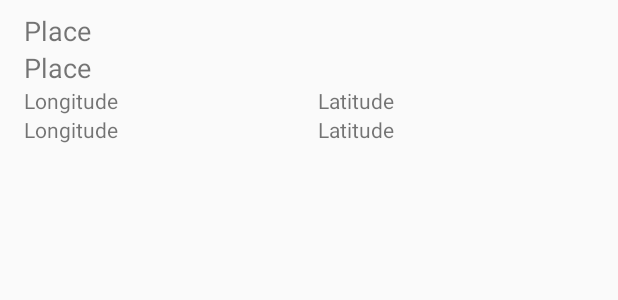
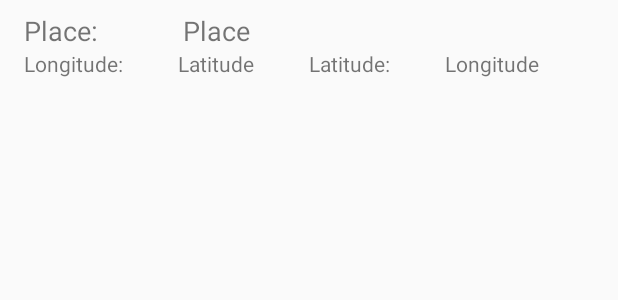
Before and after one commit to kacsagit/eDrive, an Android app: the layout item_recyclerview.xml on its own in the app's theme, with its tools: preview values and no code run, on a phone screen of 412 x 824 dp. Shown: the top 300 px of the screen. Run offline under Robolectric (Android 15) with nearby library versions, the phone set to English and light mode, and no system bars.

```diff
--- a/app/src/main/res/layout/item_recyclerview.xml
+++ b/app/src/main/res/layout/item_recyclerview.xml
@@ -9,20 +9,26 @@
     android:paddingRight="16dip"
     android:paddingTop="8dip">
 
-
+    <LinearLayout
+        android:layout_width="match_parent"
+        android:layout_height="wrap_content"
+        android:orientation="horizontal">
     <TextView
         android:id="@+id/Place"
-        android:layout_width="match_parent"
-        android:layout_height="match_parent"
+        android:layout_width="wrap_content"
+        android:layout_height="wrap_content"
         android:textSize="18sp"
-        tools:text="Place" />
+        android:layout_weight="0.2"
+        tools:text="Place:" />
 
     <TextView
         android:id="@+id/PlaceName"
-        android:layout_width="match_parent"
-        android:layout_height="match_parent"
+        android:layout_width="wrap_content"
+        android:layout_height="wrap_content"
         android:textSize="18sp"
+        android:layout_weight="0.8"
         tools:text="@string/place" />
+    </LinearLayout>
 
 
     <LinearLayout
@@ -36,23 +42,24 @@
             android:layout_width="wrap_content"
             android:layout_height="wrap_content"
             android:layout_weight="0.5"
-            tools:text="@string/longitude" />
+            tools:text="Longitude:" />
+
+        <TextView
+            android:id="@+id/PlaceLatitude"
+            android:layout_width="wrap_content"
+            android:layout_height="wrap_content"
+            android:layout_weight="0.5"
+            tools:text="Latitude" />
+
+
+
 
         <TextView
             android:id="@+id/Latitude"
             android:layout_width="wrap_content"
             android:layout_height="wrap_content"
             android:layout_weight="0.5"
-            tools:text="@string/latitude" />
-
-
-    </LinearLayout>
-
-    <LinearLayout
-        android:layout_width="match_parent"
-        android:layout_height="wrap_content"
-        android:orientation="horizontal">
-
+            tools:text="Latitude:" />
 
         <TextView
             android:id="@+id/PlaceLongitude"
@@ -62,12 +69,7 @@
 
             tools:text="Longitude" />
 
-        <TextView
-            android:id="@+id/PlaceLatitude"
-            android:layout_width="wrap_content"
-            android:layout_height="wrap_content"
-            android:layout_weight="0.5"
-            tools:text="Latitude" />
+
 
 
     </LinearLayout>
```
Also changed, not shown: app/src/main/java/com/example/kata/edrive/fragments/AddPlaceFragment.java (+45 -11 lines), app/src/main/res/layout/dialog_add_place.xml (+6 -3 lines).
